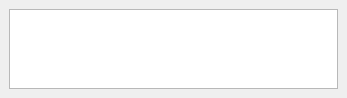
Above: src/meshlab/ui/layerDialog.ui from cnr-isti-vclab/meshlab before the change. Below: the same form after it.
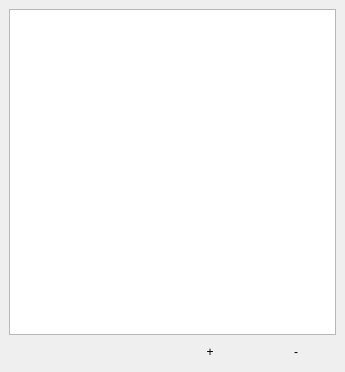
That is the form after the change.

Commit message: ** Serious Changes ** again on the MeshDocument, the management of multiple meshes, layers, and per mesh transformation

Diff of the .ui file:
```diff
--- a/src/meshlab/ui/layerDialog.ui
+++ b/src/meshlab/ui/layerDialog.ui
@@ -5,18 +5,10 @@
    <rect>
     <x>0</x>
     <y>0</y>
-    <width>347</width>
-    <height>98</height>
+    <width>345</width>
+    <height>372</height>
    </rect>
   </property>
-  <property name="sizePolicy" >
-   <sizepolicy>
-    <hsizetype>3</hsizetype>
-    <vsizetype>3</vsizetype>
-    <horstretch>0</horstretch>
-    <verstretch>0</verstretch>
-   </sizepolicy>
-  </property>
   <property name="windowTitle" >
    <string>Layer Dialog</string>
   </property>
@@ -34,6 +26,55 @@
      </property>
     </widget>
    </item>
+   <item>
+    <layout class="QHBoxLayout" >
+     <property name="margin" >
+      <number>0</number>
+     </property>
+     <property name="spacing" >
+      <number>6</number>
+     </property>
+     <item>
+      <spacer>
+       <property name="orientation" >
+        <enum>Qt::Horizontal</enum>
+       </property>
+       <property name="sizeHint" >
+        <size>
+         <width>40</width>
+         <height>20</height>
+        </size>
+       </property>
+      </spacer>
+     </item>
+     <item>
+      <widget class="QPushButton" name="addButton" >
+       <property name="toolTip" >
+        <string>Add another mesh</string>
+       </property>
+       <property name="text" >
+        <string>+</string>
+       </property>
+       <property name="flat" >
+        <bool>true</bool>
+       </property>
+      </widget>
+     </item>
+     <item>
+      <widget class="QPushButton" name="deleteButton" >
+       <property name="toolTip" >
+        <string>Delete current mesh</string>
+       </property>
+       <property name="text" >
+        <string>-</string>
+       </property>
+       <property name="flat" >
+        <bool>true</bool>
+       </property>
+      </widget>
+     </item>
+    </layout>
+   </item>
   </layout>
  </widget>
  <resources/>
```
The commit also changes 9 other files.
